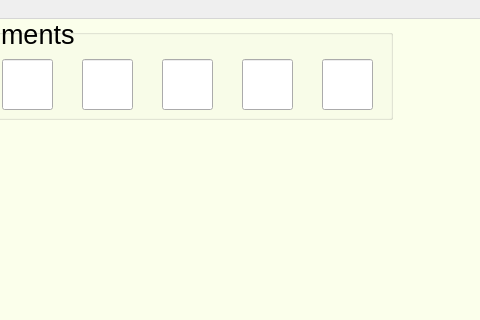
First picture: the form in Quicksort/Quicksort/mainwindow.ui, repository Siwady/QuickSort-GuiAnimations, before the edit; both pictures show x 438 to 918 and y 0 to 320 of the 918 by 597 pixel window.
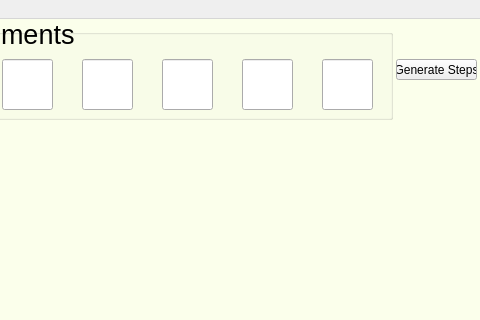
Second picture: the form after the edit.

Commit message: Steps to animated  QuickSort

Diff of the .ui file:
```diff
--- a/Quicksort/Quicksort/mainwindow.ui
+++ b/Quicksort/Quicksort/mainwindow.ui
@@ -423,6 +423,19 @@
      <bool>false</bool>
     </property>
    </widget>
+   <widget class="QPushButton" name="pb_generate">
+    <property name="geometry">
+     <rect>
+      <x>834</x>
+      <y>40</y>
+      <width>81</width>
+      <height>21</height>
+     </rect>
+    </property>
+    <property name="text">
+     <string>Generate Steps</string>
+    </property>
+   </widget>
   </widget>
   <widget class="QMenuBar" name="menuBar">
    <property name="geometry">
```
Left out of the diff: 4 changed lines with no effect on the pictures. The commit also changes 5 other files.
